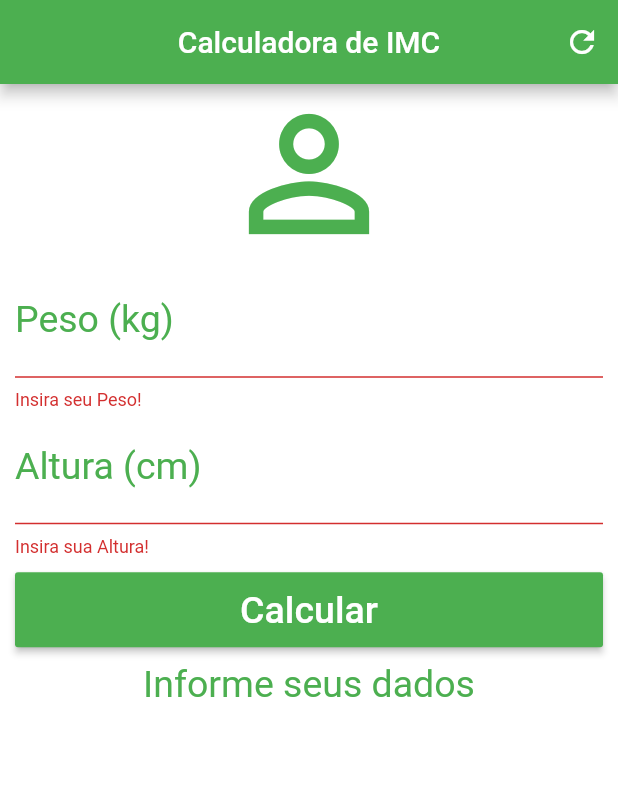
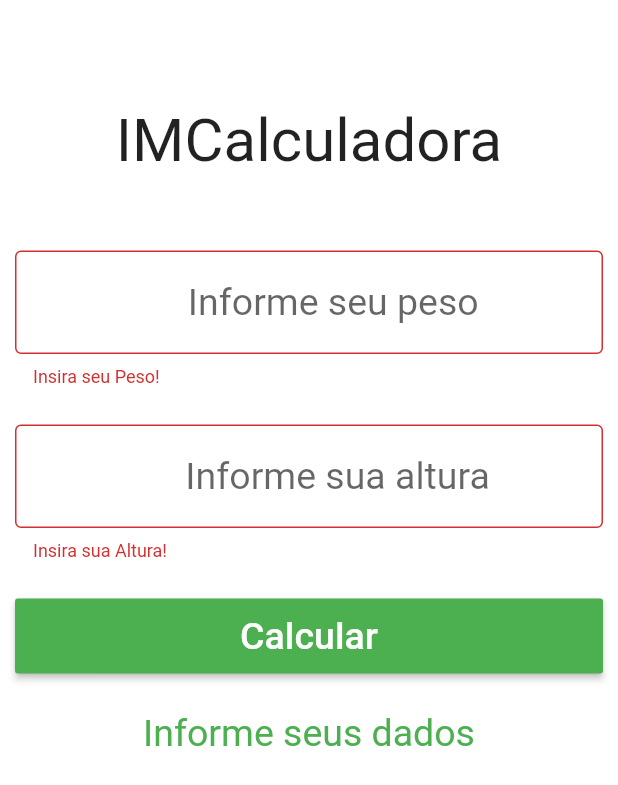
Before and after one commit to ademir2011/CalculadoraIMC_Flutter, a Flutter app: the screen it shows after launch, after a tap on "Calcular", on a phone screen of 412 x 824 dp. Shown: the top 785 px of the screen. Run offline on Flutter 3.47's test engine with Material 2 defaults, Android fonts, the phone set to English and light mode, and no system bars; our stand-ins replace font_awesome_flutter; missing offline and left inert: firebase_admob; accounts and stored records are empty.

Commit message:
alterando layout e adicionando anuncio

```diff
--- a/lib/main.dart
+++ b/lib/main.dart
@@ -1,9 +1,13 @@
+import 'package:firebase_admob/firebase_admob.dart';
 import 'package:flutter/material.dart';
+import 'package:font_awesome_flutter/font_awesome_flutter.dart';
 
 void main() {
-  runApp(MaterialApp(
+  runApp(
+    MaterialApp(
       home: Home(),
-  ));
+    ),
+  );
 }
 
 class Home extends StatefulWidget {
@@ -12,12 +16,74 @@ class Home extends StatefulWidget {
 }
 
 class _HomeState extends State<Home> {
+  MobileAdTargetingInfo targetingInfo = MobileAdTargetingInfo(
+    keywords: <String>[
+      'saúde',
+      'boa forma',
+      'exercícios',
+      'academia',
+      'fitness'
+    ],
+    childDirected: false,
+    testDevices: <String>[],
+  );
+
+  BannerAd bannerAd;
+
   TextEditingController weightController = TextEditingController();
   TextEditingController heightController = TextEditingController();
 
   GlobalKey<FormState> _formKey = GlobalKey<FormState>();
 
   String _infoText = "Informe seus dados";
+
+  @override
+  void initState() {
+    // TODO: implement initState
+    super.initState();
+
+    FirebaseAdMob.instance.initialize(
+      appId: 'ca-app-pub-2802875285191503~4446707748',
+    );
+
+    startBanner();
+    displayBanner();
+  }
+
+  void startBanner() {
+    bannerAd = BannerAd(
+      adUnitId: BannerAd.testAdUnitId,
+      size: AdSize.smartBanner,
+      targetingInfo: targetingInfo,
+      listener: (MobileAdEvent event) {
+        if (event == MobileAdEvent.opened) {
+          // MobileAdEvent.opened
+          // MobileAdEvent.clicked
+          // MobileAdEvent.closed
+          // MobileAdEvent.failedToLoad
+          // MobileAdEvent.impression
+          // MobileAdEvent.leftApplication
+        }
+        print("BannerAd event is $event");
+      },
+    );
+  }
+
+  void displayBanner() {
+    bannerAd
+      ..load()
+      ..show(
+        anchorOffset: 0.0,
+        anchorType: AnchorType.bottom,
+      );
+  }
+
+  @override
+  void dispose() {
+    bannerAd?.dispose();
+    // TODO: implement dispose
+    super.dispose();
+  }
 
   void _resetFields() {
     weightController.text = "";
@@ -34,18 +100,18 @@ class _HomeState extends State<Home> {
       double weight = double.parse(weightController.text);
       double height = double.parse(heightController.text) / 100;
       double imc = weight / (height * height);
-      if (imc < 18.6) {
+      if (imc < 18.5) {
         _infoText = "Abaixo do Peso (${imc.toStringAsPrecision(4)})";
-      } else if (imc >= 18.6 && imc < 24.9) {
-        _infoText = "Peso Ideal (${imc.toStringAsPrecision(4)})";
-      } else if (imc >= 24.9 && imc < 29.9) {
+      } else if (imc >= 18.5 && imc <= 24.9) {
+        _infoText = "Peso normal (${imc.toStringAsPrecision(4)})";
+      } else if (imc >= 25.0 && imc <= 29.9) {
         _infoText = "Levemente Acima do Peso (${imc.toStringAsPrecision(4)})";
-      } else if (imc >= 29.9 && imc < 34.9) {
-        _infoText = "Obesidade Grau I (${imc.toStringAsPrecision(4)})";
-      } else if (imc >= 34.9 && imc < 39.9) {
-        _infoText = "Obesidade Grau II (${imc.toStringAsPrecision(4)})";
+      } else if (imc >= 30.0 && imc <= 34.9) {
+        _infoText = "Obesidade de Grau 1 (${imc.toStringAsPrecision(4)})";
+      } else if (imc >= 35.0 && imc <= 39.9) {
+        _infoText = "Obesidade de Grau 2 (${imc.toStringAsPrecision(4)})";
       } else if (imc >= 40) {
-        _infoText = "Obesidade Grau III (${imc.toStringAsPrecision(4)})";
+        _infoText = "Obesidade de Grau 3 (${imc.toStringAsPrecision(4)})";
       }
     });
   }
@@ -53,37 +119,34 @@ class _HomeState extends State<Home> {
   @override
   Widget build(BuildContext context) {
     return Scaffold(
-        appBar: AppBar(
-          title: Text("Calculadora de IMC"),
-          centerTitle: true,
-          backgroundColor: Colors.green,
-          actions: <Widget>[
-            IconButton(
-              icon: Icon(Icons.refresh),
-              onPressed: () {
-                _resetFields();
-              },
-            )
-          ],
-        ),
+      appBar: null,
       backgroundColor: Colors.white,
       body: SingleChildScrollView(
-          padding: EdgeInsets.fromLTRB(10.0, 0.0, 10.0, 0.0),
+        padding: EdgeInsets.fromLTRB(10.0, 20.0, 10.0, 50.0),
         child: Form(
           key: _formKey,
           child: Column(
-              crossAxisAlignment: CrossAxisAlignment.stretch,
+            crossAxisAlignment: CrossAxisAlignment.center,
             children: <Widget>[
-                Icon(
-                  Icons.person_outline,
-                  size: 120.0,
-                  color: Colors.green,
+              SizedBox(
+                height: 50.0,
+              ),
+              Text(
+                'IMCalculadora',
+                style: TextStyle(fontSize: 40.0),
+              ),
+              SizedBox(
+                height: 50.0,
               ),
               TextFormField(
                 keyboardType: TextInputType.number,
                 decoration: InputDecoration(
-                      labelText: "Peso (kg)",
-                      labelStyle: TextStyle(color: Colors.green)),
+                  hintText: 'Informe seu peso',
+                  prefix: Text(
+                    'KG',
+                  ),
+                  border: OutlineInputBorder(),
+                ),
                 textAlign: TextAlign.center,
                 style: TextStyle(color: Colors.green, fontSize: 25.0),
                 controller: weightController,
@@ -93,24 +156,36 @@ class _HomeState extends State<Home> {
                   }
                 },
               ),
+              SizedBox(
+                height: 25.0,
+              ),
               TextFormField(
                 keyboardType: TextInputType.number,
                 decoration: InputDecoration(
-                      labelText: "Altura (cm)",
-                      labelStyle: TextStyle(color: Colors.green)),
+                  hintText: 'Informe sua altura',
+                  prefix: Text(
+                    'CM',
+                  ),
+                  border: OutlineInputBorder(),
+                ),
                 textAlign: TextAlign.center,
                 style: TextStyle(color: Colors.green, fontSize: 25.0),
                 controller: heightController,
                 validator: (value) {
+                  print(value.length);
                   if (value.isEmpty) {
                     return "Insira sua Altura!";
+                  } else if (value.length > 3) {
+                    return "Altura inválida";
                   }
                 },
               ),
-                Padding(
-                  padding: EdgeInsets.only(top: 10.0, bottom: 10.0),
-                  child: Container(
+              SizedBox(
+                height: 25.0,
+              ),
+              Container(
                 height: 50.0,
+                width: MediaQuery.of(context).size.width,
                 child: RaisedButton(
                   onPressed: () {
                     if (_formKey.currentState.validate()) {
@@ -119,20 +194,29 @@ class _HomeState extends State<Home> {
                   },
                   child: Text(
                     "Calcular",
-                        style: TextStyle(color: Colors.white, fontSize: 25.0),
+                    style: TextStyle(
+                      color: Colors.white,
+                      fontSize: 25.0,
+                    ),
                   ),
                   color: Colors.green,
                 ),
               ),
+              SizedBox(
+                height: 25.0,
               ),
               Text(
                 _infoText,
                 textAlign: TextAlign.center,
-                  style: TextStyle(color: Colors.green, fontSize: 25.0),
+                style: TextStyle(
+                  color: Colors.green,
+                  fontSize: 25.0,
+                ),
               )
             ],
           ),
         ),
-        ));
+      ),
+    );
   }
 }
--- a/pubspec.yaml
+++ b/pubspec.yaml
@@ -23,7 +23,8 @@ dependencies:
   # The following adds the Cupertino Icons font to your application.
   # Use with the CupertinoIcons class for iOS style icons.
   cupertino_icons: ^0.1.2
-  firebase_admob: ^0.8.0
+  firebase_admob: ^0.9.0+10
+  font_awesome_flutter: ^8.5.0
 
 dev_dependencies:
   flutter_test:
```
Also changed, not shown: pubspec.lock, 9 other files. Lines whose indentation alone changed are shown as unchanged.
